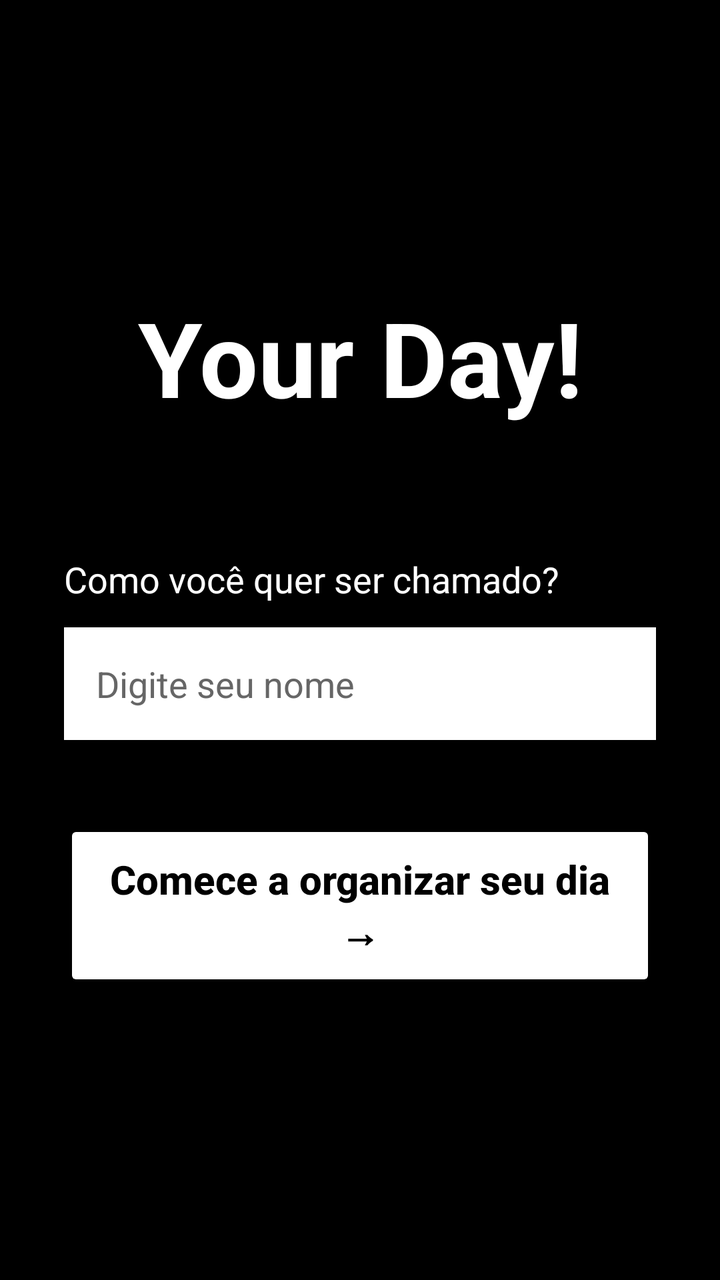
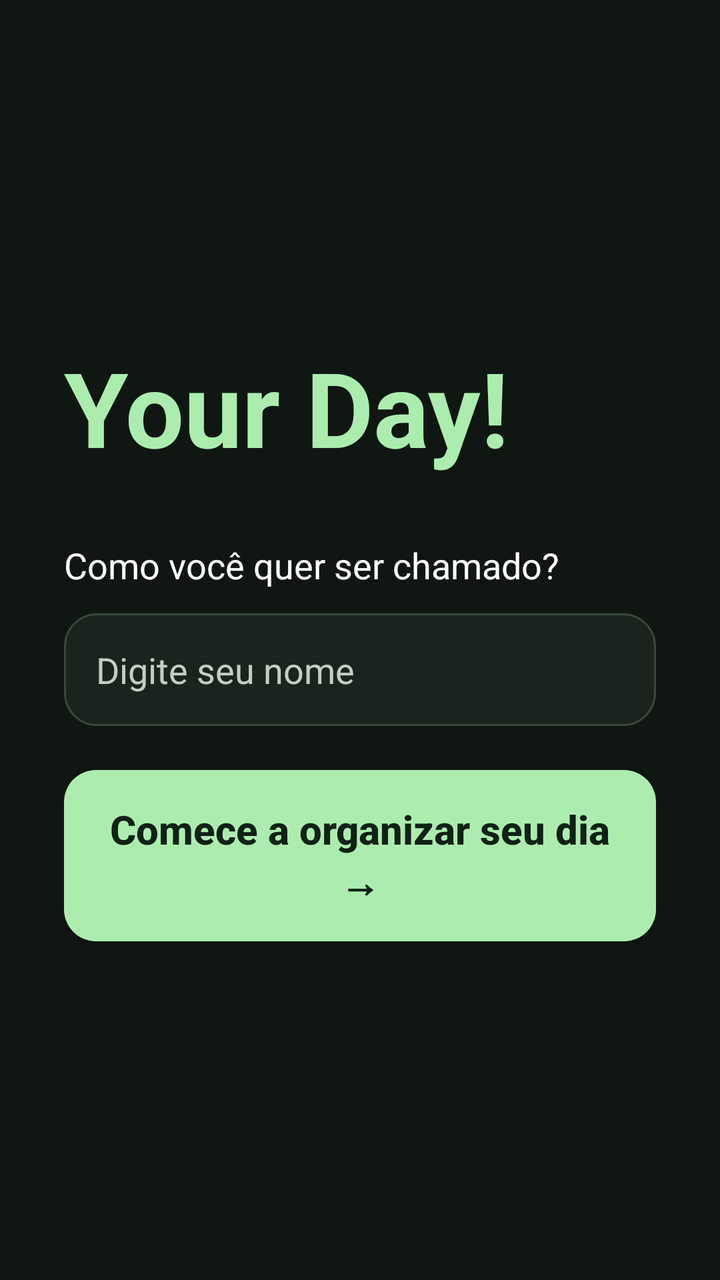

Screens rendered from an Android XML layout before and after an edit, with the pre-edit source and the edit as a unified diff.
<!-- AndroidManifest.xml: application theme Theme.ProjetoFaculdadeYourDay -->
<!-- res/layout/activity_main.xml -->
<?xml version="1.0" encoding="utf-8"?>
<ScrollView xmlns:android="http://schemas.android.com/apk/res/android"
    android:id="@+id/main"
    android:layout_width="match_parent"
    android:layout_height="match_parent"
    android:background="#000000"
    android:fillViewport="true">

    <LinearLayout
        android:layout_width="match_parent"
        android:layout_height="wrap_content"
        android:orientation="vertical"
        android:gravity="center"
        android:padding="32dp">

        <TextView
            android:layout_width="match_parent"
            android:layout_height="wrap_content"
            android:layout_marginBottom="64dp"
            android:gravity="center"
            android:text="Your Day!"
            android:textColor="#FFFFFF"
            android:textSize="52sp"
            android:textStyle="bold" />

        <TextView
            android:layout_width="match_parent"
            android:layout_height="wrap_content"
            android:layout_marginBottom="12dp"
            android:labelFor="@id/editNome"
            android:text="Como você quer ser chamado?"
            android:textColor="#FFFFFF"
            android:textSize="18sp" />

        <EditText
            android:id="@+id/editNome"
            android:layout_width="match_parent"
            android:layout_height="wrap_content"
            android:minHeight="56dp"
            android:background="#FFFFFF"
            android:hint="Digite seu nome"
            android:inputType="textPersonName|textCapWords"
            android:maxLength="40"
            android:singleLine="true"
            android:padding="16dp"
            android:textColor="#000000"
            android:textColorHint="#666666"
            android:textSize="18sp" />

        <androidx.appcompat.widget.AppCompatButton
            android:id="@+id/btnComecar"
            android:layout_width="match_parent"
            android:layout_height="wrap_content"
            android:minHeight="80dp"
            android:layout_marginTop="40dp"
            android:backgroundTint="#FFFFFF"
            android:padding="16dp"
            android:text="Comece a organizar seu dia →"
            android:textAllCaps="false"
            android:textColor="#000000"
            android:textSize="20sp"
            android:textStyle="bold" />

    </LinearLayout>

</ScrollView>
<!-- resources referenced by this layout -->
<resources>
  <style name="Theme.ProjetoFaculdadeYourDay" parent="Base.Theme.ProjetoFaculdadeYourDay" />
  <style name="Base.Theme.ProjetoFaculdadeYourDay" parent="Theme.Material3.DayNight.NoActionBar">
          
          
      </style>
</resources>

<!-- the commit's change to res/layout/activity_main.xml (unified diff, before → after) -->
@@ -1,28 +1,25 @@
-<?xml version="1.0" encoding="utf-8"?>
-<ScrollView xmlns:android="http://schemas.android.com/apk/res/android"
+<ScrollView
+    xmlns:android="http://schemas.android.com/apk/res/android"
     android:id="@+id/main"
     android:layout_width="match_parent"
     android:layout_height="match_parent"
-    android:background="#000000"
+    android:background="@color/agenda_fundo"
     android:fillViewport="true">
-
     <LinearLayout
         android:layout_width="match_parent"
         android:layout_height="wrap_content"
         android:orientation="vertical"
         android:gravity="center"
         android:padding="32dp">
-
         <TextView
             android:layout_width="match_parent"
             android:layout_height="wrap_content"
-            android:layout_marginBottom="64dp"
-            android:gravity="center"
+            android:layout_marginBottom="32dp"
+            android:gravity="start"
             android:text="Your Day!"
-            android:textColor="#FFFFFF"
+            android:textColor="@color/agenda_verde"
             android:textSize="52sp"
             android:textStyle="bold" />
-
         <TextView
             android:layout_width="match_parent"
             android:layout_height="wrap_content"
@@ -31,36 +28,32 @@
             android:text="Como você quer ser chamado?"
             android:textColor="#FFFFFF"
             android:textSize="18sp" />
-
         <EditText
             android:id="@+id/editNome"
             android:layout_width="match_parent"
             android:layout_height="wrap_content"
             android:minHeight="56dp"
-            android:background="#FFFFFF"
+            android:background="@drawable/cartao_agenda"
             android:hint="Digite seu nome"
             android:inputType="textPersonName|textCapWords"
             android:maxLength="40"
             android:singleLine="true"
             android:padding="16dp"
-            android:textColor="#000000"
-            android:textColorHint="#666666"
+            android:textColor="#FFFFFF"
+            android:textColorHint="@color/texto_secundario"
             android:textSize="18sp" />
-
         <androidx.appcompat.widget.AppCompatButton
             android:id="@+id/btnComecar"
             android:layout_width="match_parent"
             android:layout_height="wrap_content"
-            android:minHeight="80dp"
-            android:layout_marginTop="40dp"
-            android:backgroundTint="#FFFFFF"
+            android:minHeight="54dp"
+            android:layout_marginTop="22dp"
             android:padding="16dp"
             android:text="Comece a organizar seu dia →"
             android:textAllCaps="false"
-            android:textColor="#000000"
+            android:textColor="@color/agenda_tinta"
             android:textSize="20sp"
-            android:textStyle="bold" />
-
+            android:textStyle="bold"
+            android:background="@drawable/acao_principal" />
     </LinearLayout>
-
 </ScrollView>
<!-- resource entries referenced after the edit -->
@@ -1,6 +1,27 @@
 <!-- resources referenced by this layout -->
 <resources>
+  <color name="agenda_fundo">#101713</color>
+  <color name="agenda_tinta">#102116</color>
+  <color name="agenda_verde">#ACEDAF</color>
+  <color name="texto_secundario">#C2CEC4</color>
+  <!-- drawable acao_principal (drawable) -->
+  <ripple xmlns:android="http://schemas.android.com/apk/res/android" android:color="#33809070">
+      <item>
+          <shape android:shape="rectangle">
+              <solid android:color="@color/agenda_verde" />
+              <corners android:radius="16dp" />
+          </shape>
+      </item>
+  </ripple>
+  <!-- drawable cartao_agenda (drawable) -->
+  <shape xmlns:android="http://schemas.android.com/apk/res/android" android:shape="rectangle">
+      <solid android:color="@color/agenda_painel" />
+      <corners android:radius="16dp" />
+      <stroke android:width="1dp" android:color="@color/agenda_borda" />
+  </shape>
   <style name="Theme.ProjetoFaculdadeYourDay" parent="Base.Theme.ProjetoFaculdadeYourDay" />
+  <color name="agenda_painel">#1A231E</color>
+  <color name="agenda_borda">#38483D</color>
   <style name="Base.Theme.ProjetoFaculdadeYourDay" parent="Theme.Material3.DayNight.NoActionBar">
           
           
